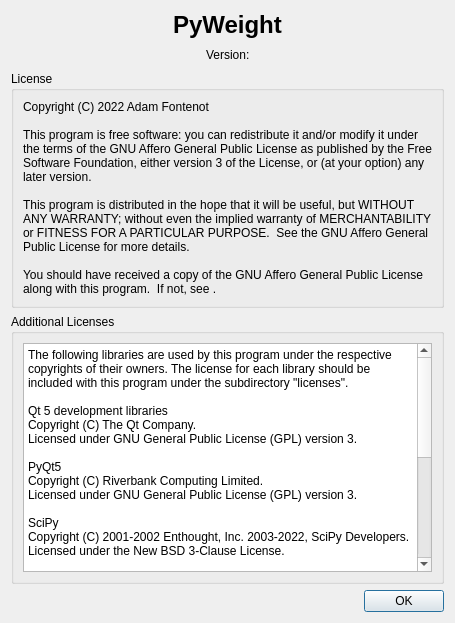
Above: ui/about.ui from afontenot/pyweight before the change. Below: the same form after it.
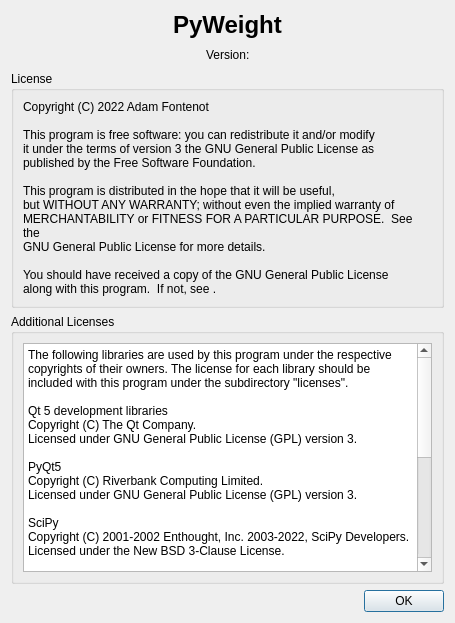
That is the form after the change. Icons and pictures are not drawn.

Commit message: change program license from agpl to gpl3 (only)

The edit to the form file:
```diff
--- a/ui/about.ui
+++ b/ui/about.ui
@@ -110,11 +110,17 @@
         <property name="text">
          <string>Copyright (C) 2022 Adam Fontenot
 
-This program is free software: you can redistribute it and/or modify it under the terms of the GNU Affero General Public License as published by the Free Software Foundation, either version 3 of the License, or (at your option) any later version.
+This program is free software: you can redistribute it and/or modify
+it under the terms of version 3 the GNU General Public License as
+published by the Free Software Foundation.
 
-This program is distributed in the hope that it will be useful, but WITHOUT ANY WARRANTY; without even the implied warranty of MERCHANTABILITY or FITNESS FOR A PARTICULAR PURPOSE.  See the GNU Affero General Public License for more details.
+This program is distributed in the hope that it will be useful,
+but WITHOUT ANY WARRANTY; without even the implied warranty of
+MERCHANTABILITY or FITNESS FOR A PARTICULAR PURPOSE.  See the
+GNU General Public License for more details.
 
-You should have received a copy of the GNU Affero General Public License along with this program.  If not, see &lt;https://www.gnu.org/licenses/&gt;.</string>
+You should have received a copy of the GNU General Public License
+along with this program.  If not, see &lt;https://www.gnu.org/licenses/&gt;.</string>
         </property>
         <property name="wordWrap">
          <bool>true</bool>
```
The commit also changes 1 other file.
